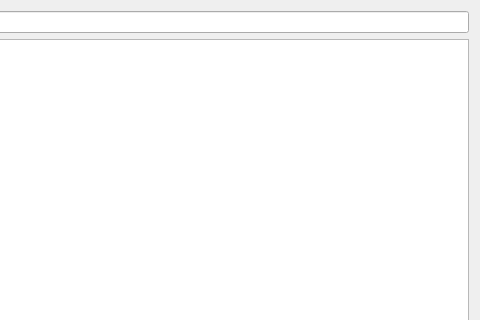
Hengle/houdiniLoadHda, file uiHoudiniLoadHda.ui: the form before one commit; both pictures show x 228 to 708 and y 0 to 320 of the 708 by 755 pixel window.
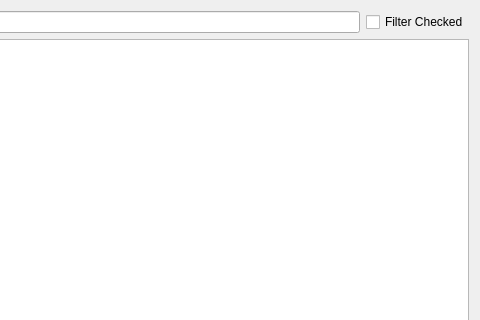
The form after the commit.

The edit to the form file:
```diff
--- a/uiHoudiniLoadHda.ui
+++ b/uiHoudiniLoadHda.ui
@@ -28,6 +28,13 @@
        <item>
         <widget class="QLineEdit" name="lineEditFilter"/>
        </item>
+       <item>
+        <widget class="QCheckBox" name="checkBoxFilterChecked">
+         <property name="text">
+          <string>Filter Checked</string>
+         </property>
+        </widget>
+       </item>
       </layout>
      </item>
     </layout>
```
